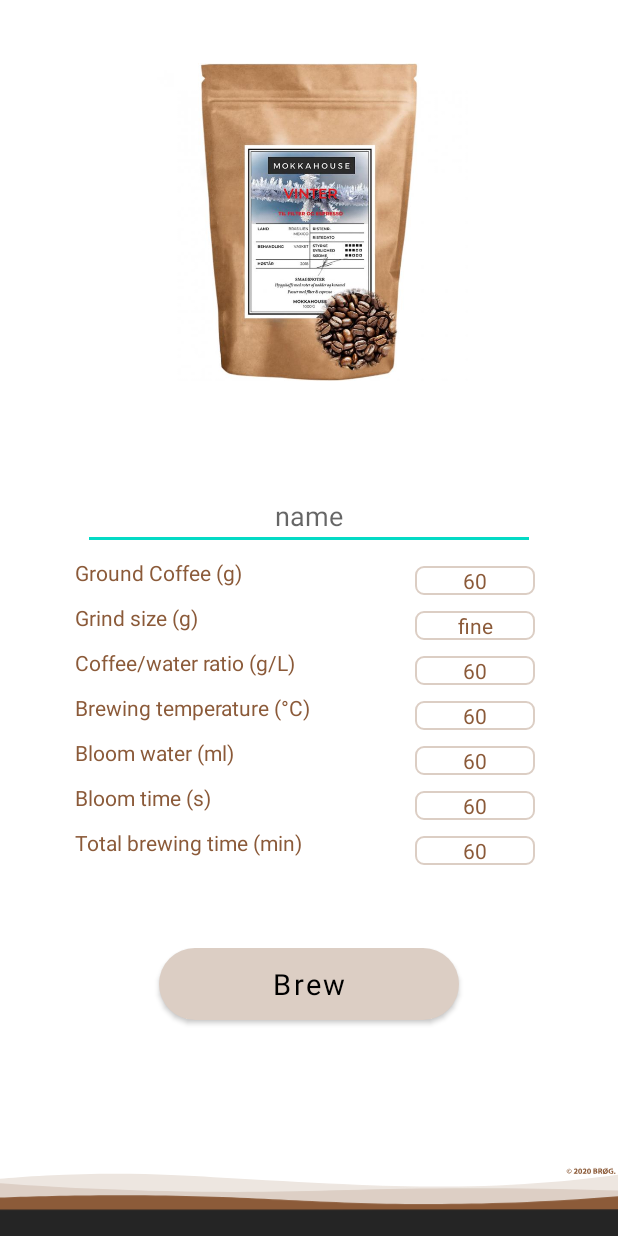
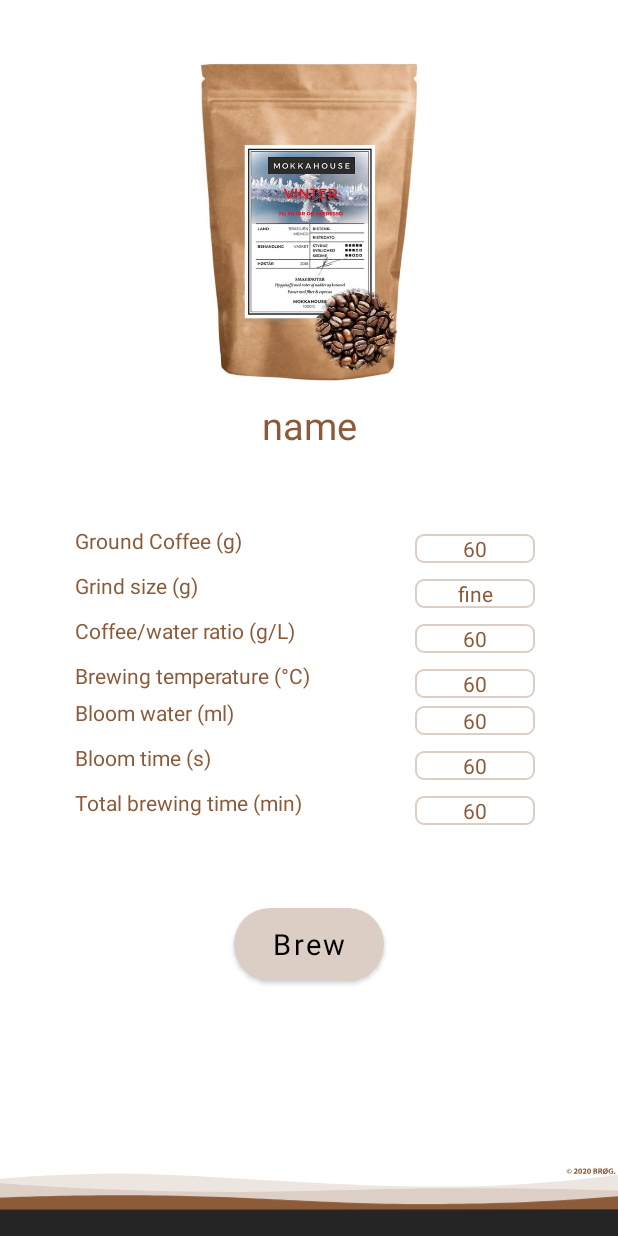
Before and after one commit to ElinorMohr/brogB1, an Android app: the layout activity_brewing.xml on its own in the app's theme, with its tools: preview values and no code run, on a phone screen of 412 x 824 dp. Run offline under Robolectric (Android 15) with nearby library versions, the phone set to English and light mode, and no system bars; Roboto replaces fonts that are not available here.

Commit message:
har ændret i hvordan designet for brewing og new brew. samt ændret til textview i name i brewing

```diff
--- a/app/src/main/java/org/dtu/brogb1/activity/Brewing.java
+++ b/app/src/main/java/org/dtu/brogb1/activity/Brewing.java
@@ -7,6 +7,7 @@ import android.graphics.Color;
 import android.graphics.drawable.ColorDrawable;
 import android.os.Bundle;
 import android.os.Handler;
+import android.text.Html;
 import android.view.View;
 import android.widget.Button;
 import android.widget.ProgressBar;
@@ -63,7 +64,7 @@ public class Brewing extends AppCompatActivity {
         TVTotal = findViewById(R.id.valueTotalTime);
 
 
-        TVBrewName.setText(brew.getBrewName());
+        TVBrewName.setText(Html.fromHtml("<u>" + brew.getBrewName() + "</u>"));
         TVGroundCoffee.setText(Double.toString(brew.getGroundCoffee()));
         TVGrindSize.setText(brew.getGrindSize());
         TVRatio.setText(Double.toString(brew.getCoffeeWaterRatio()));
--- a/app/src/main/java/org/dtu/brogb1/fragment/Recipes.java
+++ b/app/src/main/java/org/dtu/brogb1/fragment/Recipes.java
@@ -28,7 +28,7 @@ public class Recipes extends Fragment {
     @Override
     public View onCreateView(LayoutInflater inflater, @Nullable ViewGroup container, @Nullable Bundle savedInstanceState) {
         View root =  inflater.inflate(R.layout.recipes_layout, container, false);
-        ListView listMain = root.findViewById(R.id.list_view_main_recipes);
+        ListView listMain = root.findViewById(R.id.list_view_favorites);
         ListView listSec = root.findViewById(R.id.list_view_sec_recipes);
         ArrayList<String> viewMain = new ArrayList<String>();
         ArrayList<String> viewSes = new ArrayList<String>();
--- a/app/src/main/res/layout/activity_brewing.xml
+++ b/app/src/main/res/layout/activity_brewing.xml
@@ -12,27 +12,30 @@
         android:padding="4dp"
         app:srcCompat="@drawable/kaffevinter" />
 
+    <TextView
+        android:layout_below="@id/kaffebillede"
+        android:id="@+id/Opskriftens_navn"
+        android:layout_width="match_parent"
+        android:layout_height="wrap_content"
+        android:ems="5"
+        android:textSize="25sp"
+        android:text="@string/brewName"
+
+        android:maxLength="20"
+        android:layout_gravity="center"
+        android:textColor="@color/colorplate2"
+        android:layout_marginHorizontal="50dp"
+        android:gravity="center" />
+
     <androidx.appcompat.widget.LinearLayoutCompat
         android:id="@+id/brew_resume"
         android:layout_width="match_parent"
         android:layout_height="wrap_content"
-        android:layout_below="@id/kaffebillede"
-        android:layout_margin="50dp"
+        android:layout_below="@id/Opskriftens_navn"
+        android:layout_marginHorizontal="50dp"
         android:gravity="center"
-        android:orientation="vertical"
-        >
-
-        <EditText
-            android:id="@+id/Opskriftens_navn"
-            android:layout_width="match_parent"
-            android:layout_height="wrap_content"
-            android:ems="5"
-            android:inputType="textPersonName"
-            android:hint="name"
-            android:layout_gravity="center"
-            android:textColor="@color/colorplate2"
-            android:layout_margin="5dp"
-            android:gravity="center" />
+        android:layout_marginTop="50dp"
+        android:orientation="vertical">
 
         <RelativeLayout
             android:layout_width="match_parent"
@@ -106,7 +109,6 @@
                 android:layout_width="wrap_content"
                 android:layout_height="wrap_content"
                 android:ems="5"
-                android:inputType="textPersonName"
                 android:text="60"
                 android:textColor="@color/colorplate2"
                 android:background="@drawable/textinputboarder"
@@ -133,14 +135,15 @@
                 android:id="@+id/valueTemperature"
                 android:layout_width="wrap_content"
                 android:layout_height="wrap_content"
+                android:layout_alignParentRight="true"
+                android:layout_marginStart="5dp"
+                android:layout_marginTop="5dp"
+                android:layout_marginEnd="5dp"
+                android:background="@drawable/textinputboarder"
                 android:ems="5"
-                android:inputType="textPersonName"
+                android:gravity="center"
                 android:text="60"
-                android:textColor="@color/colorplate2"
-                android:background="@drawable/textinputboarder"
-                android:layout_alignParentRight="true"
-                android:layout_margin="5dp"
-                android:gravity="center"/>
+                android:textColor="@color/colorplate2" />
         </RelativeLayout>
 
         <RelativeLayout
@@ -162,7 +165,6 @@
                 android:layout_width="wrap_content"
                 android:layout_height="wrap_content"
                 android:ems="5"
-                android:inputType="textPersonName"
                 android:text="60"
                 android:textColor="@color/colorplate2"
                 android:background="@drawable/textinputboarder"
@@ -231,6 +233,7 @@
     </androidx.appcompat.widget.LinearLayoutCompat>
 
     <LinearLayout
+        android:layout_marginTop="50dp"
         android:id="@+id/layout_2"
         android:layout_width="match_parent"
         android:layout_height="wrap_content"
@@ -238,11 +241,18 @@
         android:orientation="vertical"
         android:layout_below="@id/brew_resume">
 
+
+
         <com.google.android.material.button.MaterialButton
             app:cornerRadius="70dp"
             style="@style/DefaultButton"
             android:id="@+id/BrewNow"
-            android:text="@string/brew"/>
+            android:layout_width="100dp"
+            android:layout_height="wrap_content"
+            android:layout_gravity="center"
+            android:text="@string/brew"
+            android:textAllCaps="false"
+           />
     </LinearLayout>
 
     <ImageView
--- a/app/src/main/res/values/strings.xml
+++ b/app/src/main/res/values/strings.xml
@@ -65,6 +65,7 @@
     <string name="done">Done</string>
     <string name="saved_on_machine_underline"><u>Saved on the machine</u></string>
     <string name="favorites"><u>favorites</u></string>
+    <string name="brewName">name</string>
     <string name="recipes_underline"><u>Recipes</u></string>
     <string name="settings">Settings</string>
 </resources>
```
Also changed, not shown: app/src/main/java/org/dtu/brogb1/activity/NewBrew.java (+6 -7 lines), app/src/main/res/layout/activity_new_brew.xml (+15 -12 lines), app/src/main/res/layout/recipes_layout.xml (+12 -11 lines).
